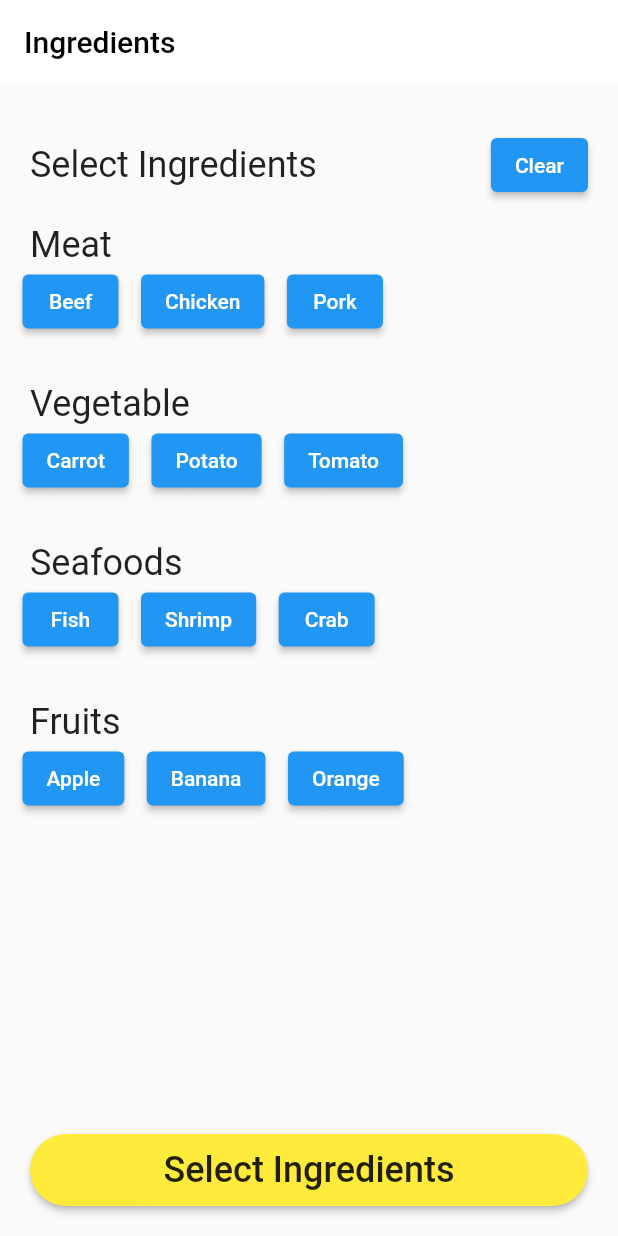
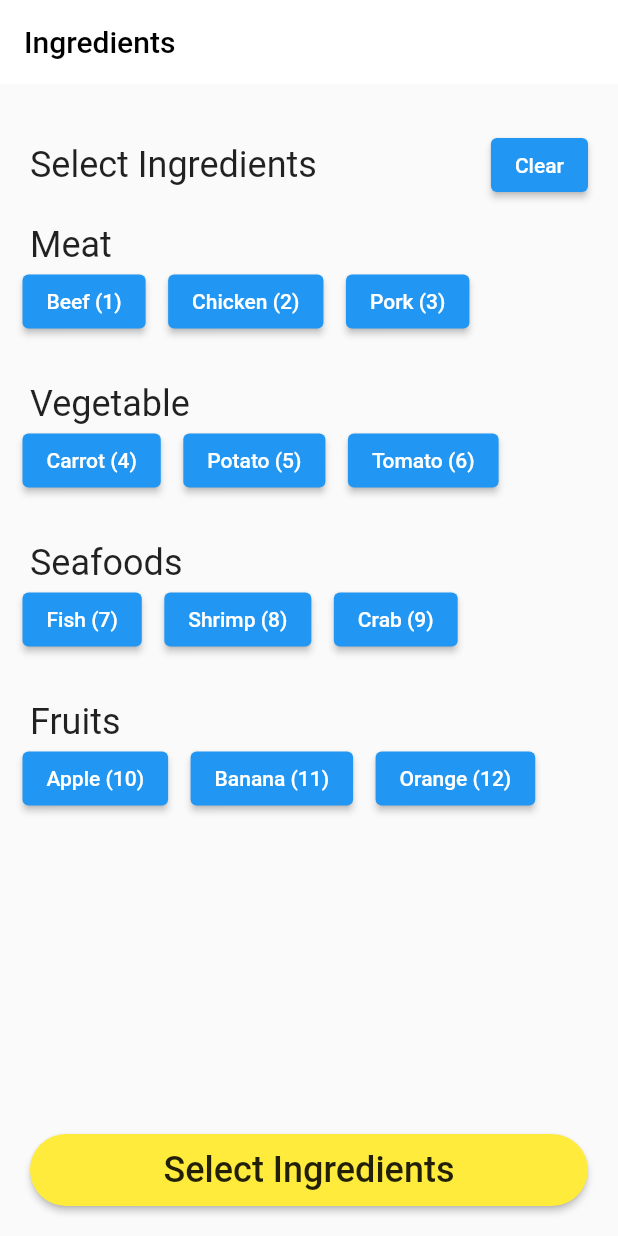
Before and after one commit to Alessa-Gillespie/Kusina-App, a Flutter app: the screen it shows after launch, on a phone screen of 412 x 824 dp. Run offline on Flutter 3.47's test engine with Material 2 defaults, Android fonts, the phone set to English and light mode, and no system bars.

Commit message:
Changed a Method

```diff
--- a/lib/screens/ingredients_page_screen.dart
+++ b/lib/screens/ingredients_page_screen.dart
@@ -70,22 +70,22 @@ class _ingredientsPageScreenState extends State<IngredientsPageScreen> {
               SizedBox(height: 15), // Adjust the height for empty space as needed
               _buildIngredientCategoryName(context, 'Meat'),
               Row( // List of Buttons per Row
-                    children: _buildIngredientButtons(context, ['Beef', 'Chicken', 'Pork']),
+                    children: _buildIngredientButtons(context, ['Beef', 'Chicken', 'Pork'], [1, 2, 3]),
               ),
               SizedBox(height: 30),
               _buildIngredientCategoryName(context, 'Vegetable'),
               Row( // List of Buttons per Row
-                children: _buildIngredientButtons(context, ['Carrot', 'Potato', 'Tomato']),
+                children: _buildIngredientButtons(context, ['Carrot', 'Potato', 'Tomato'], [4, 5, 6]),
               ),
               SizedBox(height: 30),
               _buildIngredientCategoryName(context, 'Seafoods'),
               Row( // List of Buttons per Row
-                children: _buildIngredientButtons(context, ['Fish', 'Shrimp', 'Crab']),
+                children: _buildIngredientButtons(context, ['Fish', 'Shrimp', 'Crab'], [7, 8, 9]),
               ),
               SizedBox(height: 30),
               _buildIngredientCategoryName(context, 'Fruits'),
               Row( // List of Buttons per Row
-                children: _buildIngredientButtons(context, ['Apple', 'Banana', 'Orange']),
+                children: _buildIngredientButtons(context, ['Apple', 'Banana', 'Orange'], [10, 11, 12]),
               ),
             ],
           ),
@@ -96,20 +96,26 @@ class _ingredientsPageScreenState extends State<IngredientsPageScreen> {
   }
 }
 
-List<Widget> _buildIngredientButtons(BuildContext context, List<String> items) { // Takes a list of Strings.
-  return items.map((item) => Row(
+List<Widget> _buildIngredientButtons(BuildContext context, List<String> items, List<int> indices) { // Takes a list of Strings and a list of integers.
+  return items.asMap().entries.map((entry) {
+    int index = entry.key;
+    String item = entry.value;
+    int customIndex = indices[index]; // Get the custom index from the indices list
+
+    return Row(
       children: [
         Padding(
           padding: EdgeInsets.only(left: 15),
           child: ElevatedButton(
             onPressed: () {
-            // TODO: Implement item button functionality
+              print('Button $item at index $customIndex is pressed.');
             },
-          child: Text(item), // Name of the ingredient
+            child: Text('$item ($customIndex)'), // Name of the ingredient with its custom index
           ),
         ),
       ],
-  )).toList();
+    );
+  }).toList();
 }
 
 Widget _buildIngredientCategoryName(BuildContext context, String category_name) {
```
Lines whose indentation alone changed are shown as unchanged.
